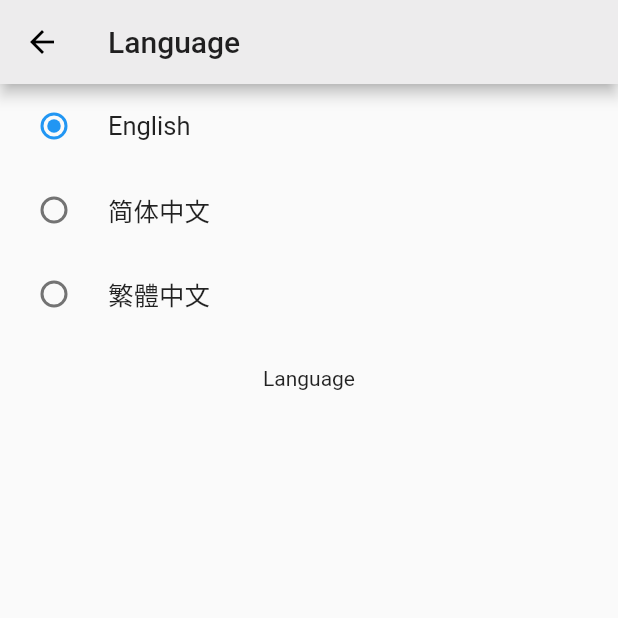
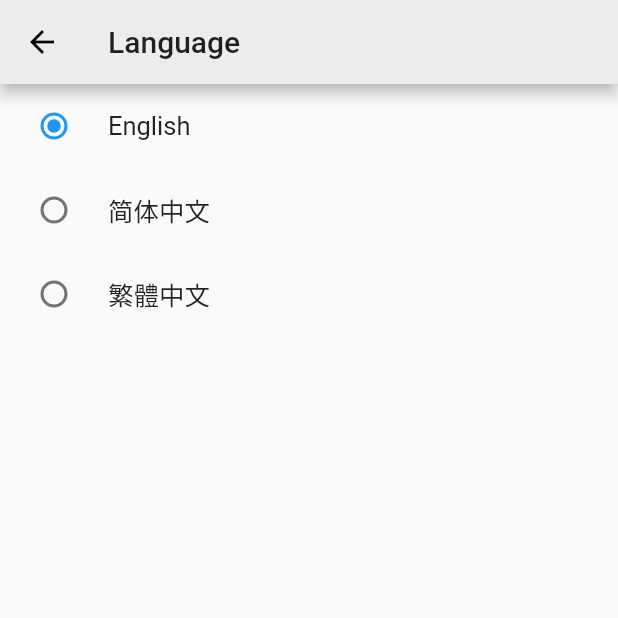
Before and after one commit to yiwuyu/flutter_demo, a Flutter app: the LanguagePage screen opened by its route, on a phone screen of 412 x 824 dp, the top half of it. Run offline on Flutter 3.47's test engine with Material 2 defaults, Android fonts, the phone set to English and light mode, and no system bars; Roboto replaces fonts that are missing (Hind).

Commit message:
去除无必要的测试

```diff
--- a/lib/pages/language.dart
+++ b/lib/pages/language.dart
@@ -24,10 +24,6 @@ class LanguageRadio extends StatelessWidget {
               );
             },
           ),
-          SizedBox(
-            height: 20,
-          ),
-          Text(S.of(context).general_language),
         ],
       ),
     );
```
